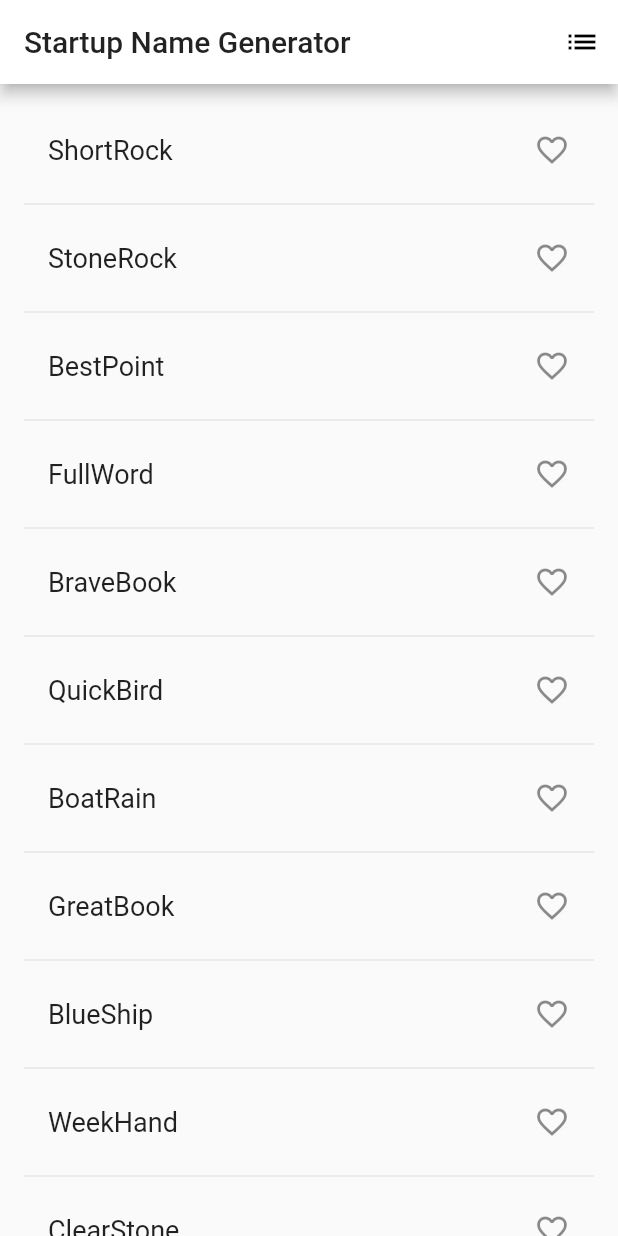
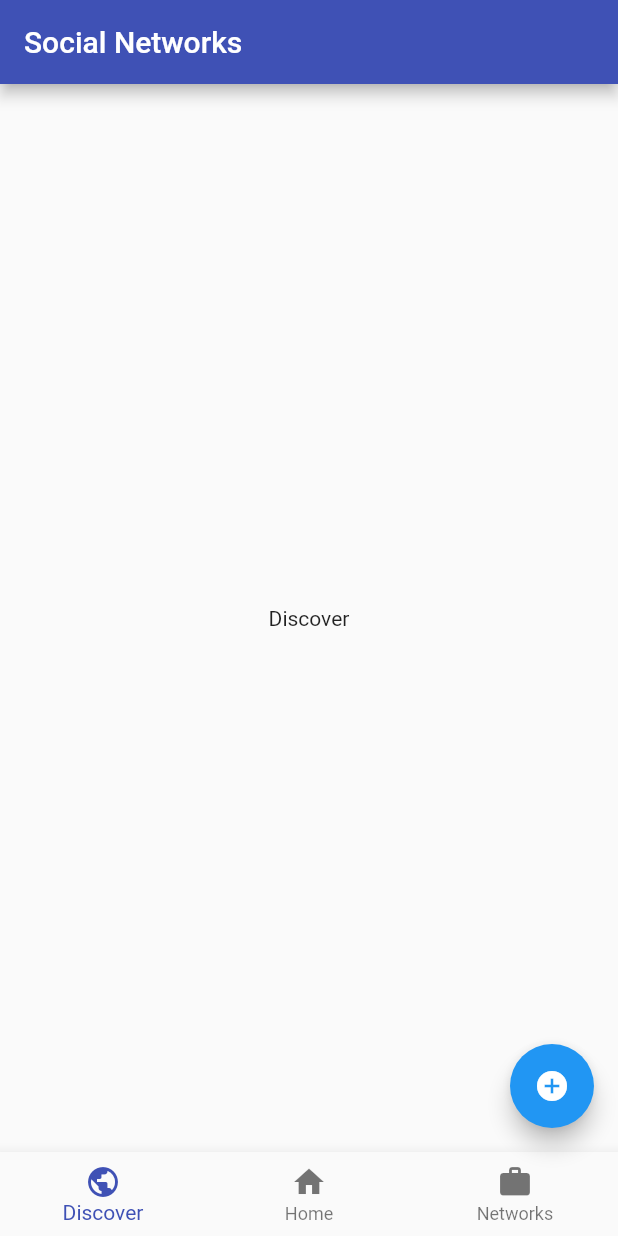
Before and after one commit to djgupta/flutter-exploration, a Flutter app: the screen it shows after launch, on a phone screen of 412 x 824 dp. Run offline on Flutter 3.47's test engine with Material 2 defaults, Android fonts, the light colour scheme and no system bars.

Commit message:
Added widgets in the homepage

```diff
--- /dev/null
+++ b/lib/app.dart
@@ -0,0 +1,64 @@
+import 'package:exploreFlutter/bookmarks.dart';
+import 'package:flutter/material.dart';
+import 'package:exploreFlutter/home.dart';
+import 'package:exploreFlutter/discover.dart';
+import 'package:exploreFlutter/bookmarks.dart';
+
+class App extends StatefulWidget{
+  @override
+  State<StatefulWidget> createState() {
+    return new AppState();
+  }
+}
+
+class AppState extends State<App>{
+
+  int selectedIndex = 0;
+  final widgetOptions = [
+    Discover(),
+    Home(),
+    Bookmarks(),
+  ];
+
+  @override
+  Widget build(BuildContext context) {
+    return new Scaffold(
+      appBar: new AppBar(
+          title: new Text('Social Networks'),
+        ),
+        body: Center(
+          child: widgetOptions.elementAt(selectedIndex),
+        ),
+        floatingActionButton: new FloatingActionButton(
+          child: new Icon(Icons.add_circle),
+          onPressed: fabPressed
+        ),
+        bottomNavigationBar: new BottomNavigationBar(
+          items: [
+            new BottomNavigationBarItem(
+              icon: const Icon(Icons.public),
+              title: new Text('Discover'),
+            ),
+            new BottomNavigationBarItem(
+              icon: const Icon(Icons.home),
+              title: new Text('Home'),
+            ),
+            new BottomNavigationBarItem(
+              icon: const Icon(Icons.work),
+              title: new Text('Networks'),
+            )
+          ],
+      currentIndex: selectedIndex,
+      fixedColor: Colors.indigo,
+      onTap: onItemTapped
+      ),
+    );
+  }
+  void onItemTapped(int index) {
+    setState(() {
+      selectedIndex = index;
+    });
+  }
+
+  void fabPressed() {}
+}
--- /dev/null
+++ b/lib/discover.dart
@@ -0,0 +1,16 @@
+import 'package:flutter/material.dart';
+
+
+class Discover extends StatefulWidget{
+  @override
+  State<StatefulWidget> createState() {
+    return new DiscoverState();
+  }
+}
+
+class DiscoverState extends State<Discover>{
+  @override
+  Widget build(BuildContext context) {
+    return Text("Discover");
+  }
+}
--- a/lib/main.dart
+++ b/lib/main.dart
@@ -1,123 +1,18 @@
 import 'package:flutter/material.dart';
-import 'package:english_words/english_words.dart';
+import 'package:exploreFlutter/app.dart';
 
-void main() => runApp(MyApp());
+void main() => runApp(Main());
 
-// #docregion MyApp
-class MyApp extends StatelessWidget {
-  // #docregion build
+class Main extends StatelessWidget {
   @override
   Widget build(BuildContext context) {
     return MaterialApp(
-      title: 'Startup Name Generator',
+      title: 'Social Networks',
       theme: ThemeData(
-        primaryColor: Colors.white,
+        primaryColor: Colors.indigo,
       ),
-      home: RandomWords(),
+      home: App(),
+      debugShowCheckedModeBanner: false,
     );
   }
-  // #enddocregion build
 }
-// #enddocregion MyApp
-
-// #docregion RWS-var
-class RandomWordsState extends State<RandomWords> {
-  final _suggestions = <WordPair>[];
-  final Set<WordPair> _saved = <WordPair>{};
-  final _biggerFont = const TextStyle(fontSize: 18.0);
-  // #enddocregion RWS-var
-
-  // #docregion _buildSuggestions
-  Widget _buildSuggestions() {
-    return ListView.builder(
-        padding: const EdgeInsets.all(16.0),
-        itemBuilder: /*1*/ (context, i) {
-          if (i.isOdd) return Divider(); /*2*/
-
-          final index = i ~/ 2; /*3*/
-          if (index >= _suggestions.length) {
-            _suggestions.addAll(generateWordPairs().take(10)); /*4*/
-          }
-          return _buildRow(_suggestions[index]);
-        });
-  }
-  // #enddocregion _buildSuggestions
-
-  // #docregion _buildRow
-  Widget _buildRow(WordPair pair) {
-    final alreadySaved = _saved.contains(pair);
-    return ListTile(
-      title: Text(
-        pair.asPascalCase,
-        style: _biggerFont,
-      ),
-      trailing: Icon(
-        alreadySaved ? Icons.favorite : Icons.favorite_border,
-        color: alreadySaved ? Colors.red : null,
-      ),
-      onTap: () {
-        setState(() {
-          if (alreadySaved) {
-            _saved.remove(pair);
-          } else {
-            _saved.add(pair);
-          }
-        });
-      },
-    );
-  }
-  // #enddocregion _buildRow
-
-  // #docregion RWS-build
-  @override
-  Widget build(BuildContext context) {
-    return Scaffold(
-      appBar: AppBar(
-        title: Text('Startup Name Generator'),
-        actions: <Widget>[
-          IconButton(icon: Icon(Icons.list), onPressed: _pushSaved),
-        ],
-      ),
-      body: _buildSuggestions(),
-    );
-  }
-  // #enddocregion RWS-build
-
-  void _pushSaved() {
-    Navigator.of(context).push(
-      MaterialPageRoute<void>(
-        // Add 20 lines from here...
-        builder: (BuildContext context) {
-          final tiles = _saved.map(
-            (WordPair pair) {
-              return ListTile(
-                title: Text(
-                  pair.asPascalCase,
-                  style: _biggerFont,
-                ),
-              );
-            },
-          );
-          final divided = ListTile.divideTiles(
-            context: context,
-            tiles: tiles,
-          ).toList();
-
-          return Scaffold(
-            appBar: AppBar(
-              title: Text('Saved Suggestions'),
-            ),
-            body: ListView(children: divided),
-          );
-        },
-      ),
-    );
-  }
-  // #docregion RWS-var
-}
-// #enddocregion RWS-var
-
-class RandomWords extends StatefulWidget {
-  @override
-  RandomWordsState createState() => RandomWordsState();
-}
--- /dev/null
+++ b/lib/template.dart
@@ -0,0 +1,6 @@
+var template = {
+  'appTitle':'Travelrary',
+  'BottomNavigationBarItems1':'Discover',
+  'BottomNavigationBarItems2':'Home',
+  'BottomNavigationBarItems3':'Trips'
+};
--- a/pubspec.yaml
+++ b/pubspec.yaml
@@ -28,7 +28,6 @@ dependencies:
   # The following adds the Cupertino Icons font to your application.
   # Use with the CupertinoIcons class for iOS style icons.
   cupertino_icons: ^0.1.3
-  english_words: ^3.1.0
 
 dev_dependencies:
   flutter_test:
```
Also changed, not shown: lib/bookmarks.dart (added, +15 -0 lines), lib/home.dart (added, +86 -0 lines), pubspec.lock.
